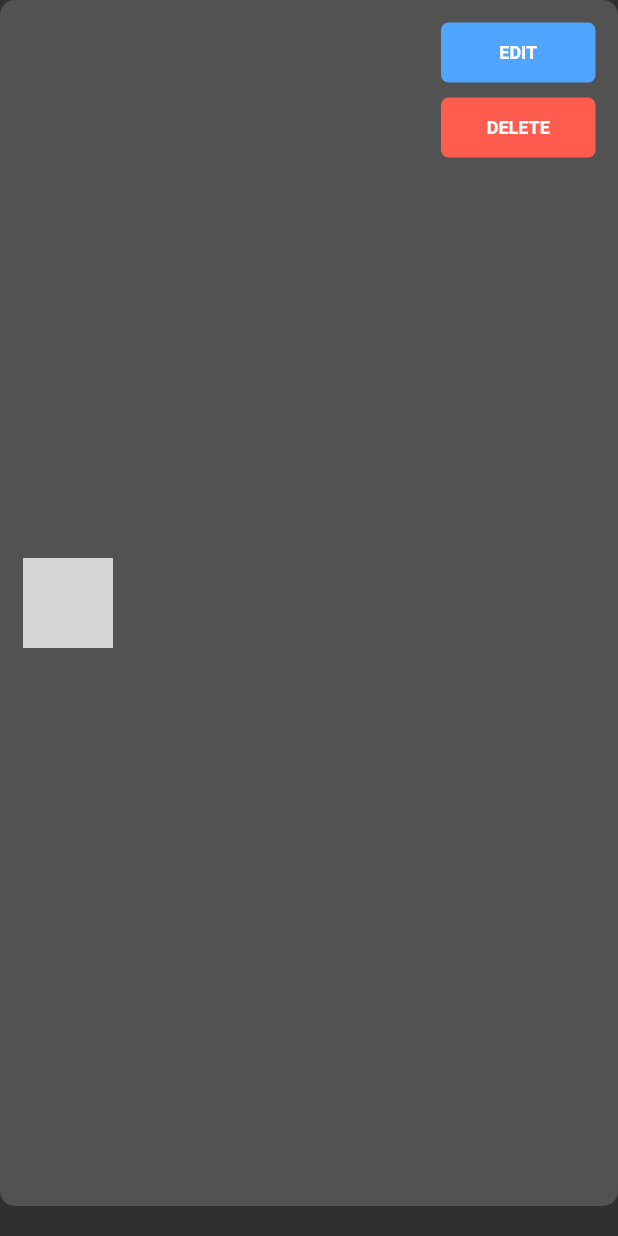
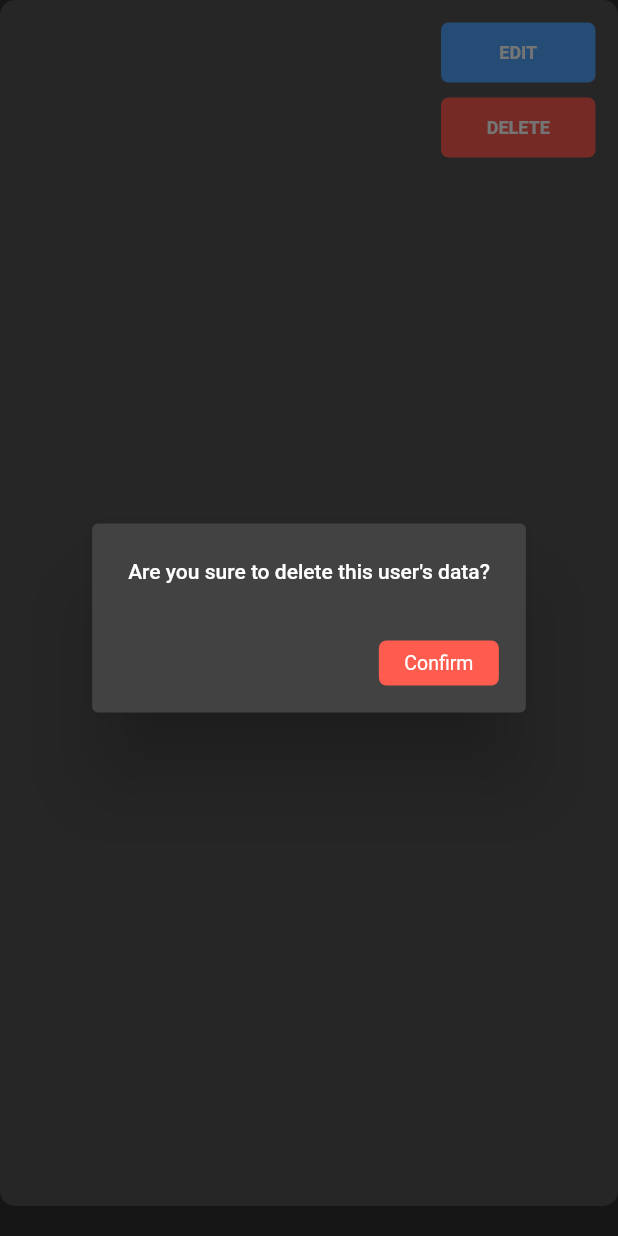
Before and after one commit to zakoraa/Flutter-CRUD, a Flutter app: the ListTileWidget widget shown alone on an empty page, opened directly with empty values, after a tap on "DELETE", on a phone screen of 412 x 824 dp. Run offline on Flutter 3.47's test engine with Material 2 defaults, Android fonts, the light colour scheme and no system bars; our stand-ins replace get, liquid_pull_to_refresh; network calls fail; grey boxes are pictures that could not be loaded.

Commit message:
add dialog pops up on pressing delete button

```diff
--- a/lib/module/home/controller/home_controller.dart
+++ b/lib/module/home/controller/home_controller.dart
@@ -1,4 +1,4 @@
-import 'package:flutter/cupertino.dart';
+import 'package:flutter/material.dart';
 import 'package:get/get.dart';
 import 'package:tahap1_crud/model/user_model.dart';
 import 'package:tahap1_crud/service/user_service.dart';
@@ -26,12 +26,45 @@ class HomeController extends GetxController {
     isLoading.value = false;
   }
 
+  void confirmDeleteUserData(BuildContext context, user) {
+    showDialog(
+        context: context,
+        builder: (BuildContext context) {
+          return AlertDialog(
+            title: const Text(
+              "Are you sure to delete this user's data?",
+              style: TextStyle(color: Colors.white, fontSize: 14),
+            ),
+            actions: [
+              GestureDetector(
+                onTap: () {
+                  Get.back(canPop: false);
+                  deleteUserSuccess(context, user);
+                },
+                child: Container(
+                  margin: const EdgeInsets.all(10),
+                  height: 30,
+                  width: 80,
+                  decoration: BoxDecoration(
+                      color: const Color.fromARGB(255, 255, 92, 80),
+                      borderRadius: BorderRadius.circular(5)),
+                  child: const Center(
+                    child: Text(
+                      "Confirm",
+                      style: TextStyle(fontSize: 13),
+                    ),
+                  ),
+                ),
+              )
+            ],
+          );
+        });
+  }
+
   void deleteUserSuccess(BuildContext context, user) {
     UserService().deleteUser(user.id).then((value) {
-      ScaffoldMessengerUtils.showFloatingSnackBar(
-          context,
-          "Delete User Success",
-          const Color.fromARGB(255, 80, 165, 255));
+      ScaffoldMessengerUtils.showFloatingSnackBar(context,
+          "Delete User Success", const Color.fromARGB(255, 80, 165, 255));
       onRefresh();
     });
   }
--- a/lib/module/home/widgets/list_tile_widget.dart
+++ b/lib/module/home/widgets/list_tile_widget.dart
@@ -76,9 +76,7 @@ class ListTileWidget extends StatelessWidget {
                   height: 10.0,
                 ),
                 ButtonWidget(
-                    onTap: () {
-                      controller.deleteUserSuccess(context, user);
-                    },
+                    onTap: () => controller.confirmDeleteUserData(context, user),
                     text: "DELETE",
                     fontSize: 12,
                     height: 40,
```
